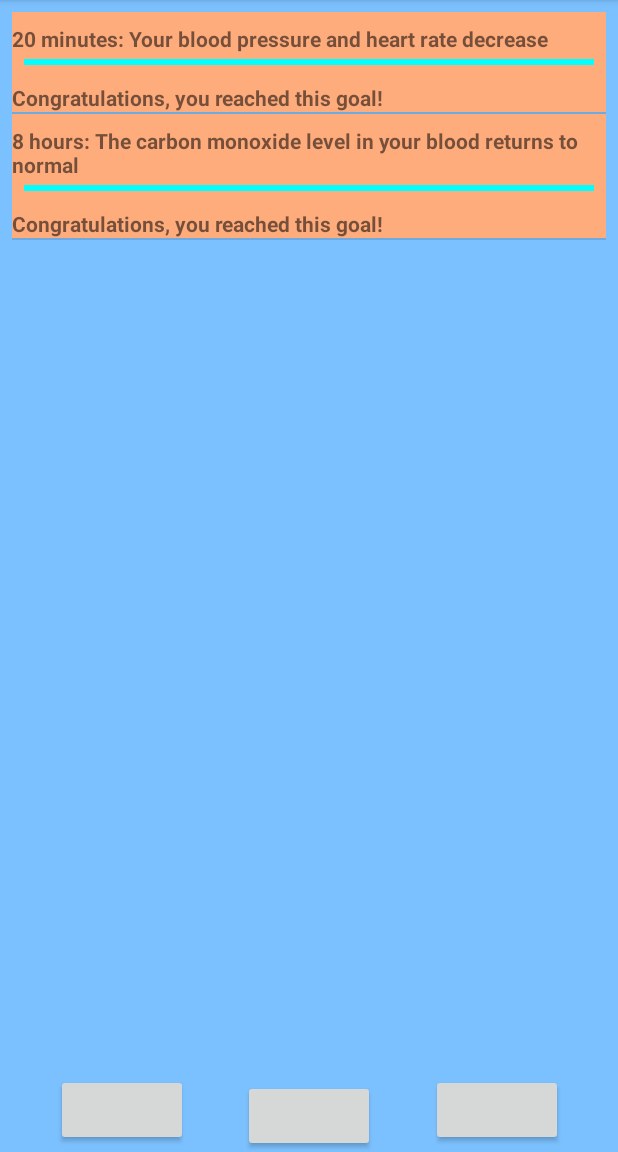
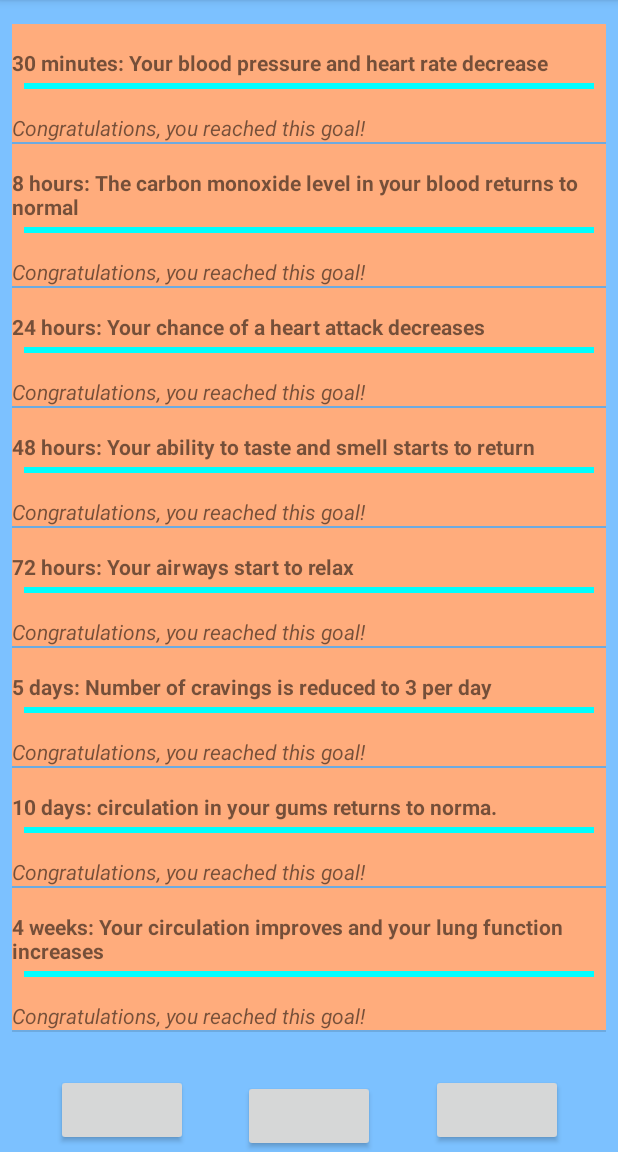
Before and after one commit to cohadruid/Quitter, an Android app: the fragment HealthFragment placed in its activity, on a phone screen of 412 x 824 dp, the part 84-1236 px from its top. Run offline under Robolectric (Android 15) with nearby library versions, the phone set to English and light mode, and no system bars; our stand-ins replace Firebase (no records; nobody signed in at launch, a user with empty details on screens opened directly); libraries missing offline, so code that uses them is left out: com.xwray.groupie.

Commit message:
added stuff

```diff
--- a/app/src/main/java/hr/ferit/dariocoric/quitter/HealthFragment.kt
+++ b/app/src/main/java/hr/ferit/dariocoric/quitter/HealthFragment.kt
@@ -84,9 +84,12 @@ class HealthFragment : Fragment() {
         val dateNow: Long = date.timeInMillis
         val quitTime = quitTS
         private val healthHeaders = arrayListOf<String>(
-            "20 minutes: Your blood pressure and heart rate decrease", "8 hours: The carbon monoxide level in your blood returns to normal"
+            "30 minutes: Your blood pressure and heart rate decrease", "8 hours: The carbon monoxide level in your blood returns to normal",
+            "24 hours: Your chance of a heart attack decreases", "48 hours: Your ability to taste and smell starts to return",
+            "72 hours: Your airways start to relax", "5 days: Number of cravings is reduced to 3 per day",
+            "10 days: circulation in your gums returns to norma.", "4 weeks: Your circulation improves and your lung function increases"
         )
-        private val healthHours = arrayListOf<Double>(0.33, 24.0)
+        private val healthHours = arrayListOf<Double>(0.5, 8.0, 24.0, 48.0, 72.0, 120.0, 240.0, 672.0)
         val hour = 60*60
 
         init {
--- a/app/src/main/res/layout/fragment_health.xml
+++ b/app/src/main/res/layout/fragment_health.xml
@@ -9,7 +9,9 @@
     <ListView
         android:id="@+id/listview_health"
         android:layout_width="match_parent"
-        android:layout_height="match_parent">
+        android:layout_height="match_parent"
+        android:layout_marginTop="8dp"
+        android:layout_marginBottom="8dp">
 
     </ListView>
 
--- a/app/src/main/res/layout/health_fragment_row.xml
+++ b/app/src/main/res/layout/health_fragment_row.xml
@@ -3,6 +3,8 @@
     xmlns:app="http://schemas.android.com/apk/res-auto"
     android:layout_width="match_parent"
     android:layout_height="match_parent"
+    android:layout_marginBottom="8dp"
+    android:layout_marginTop="8dp"
     android:background="#ffac7c">
 
     <TextView
@@ -10,7 +12,8 @@
         android:layout_width="wrap_content"
         android:layout_height="wrap_content"
         android:textStyle="bold"
-        android:layout_marginTop="8dp"
+        android:layout_marginTop="16dp"
+        android:layout_marginBottom="4dp"
         app:layout_constraintLeft_toLeftOf="parent"
         app:layout_constraintTop_toTopOf="parent"
         android:text="@string/filler"/>
@@ -38,11 +41,11 @@
         android:id="@+id/row_progress"
         android:layout_width="wrap_content"
         android:layout_height="wrap_content"
+        android:layout_marginTop="8dp"
+        android:layout_marginEnd="379dp"
+        android:layout_marginBottom="16dp"
         android:text="@string/filler"
-        android:textStyle="bold"
-        android:layout_marginTop="4dp"
-        android:layout_marginBottom="4dp"
-        app:layout_constraintHorizontal_bias="0.498"
+        android:textStyle="italic"
         app:layout_constraintLeft_toLeftOf="parent"
         app:layout_constraintTop_toBottomOf="@+id/row_progressbar" />
 
```
